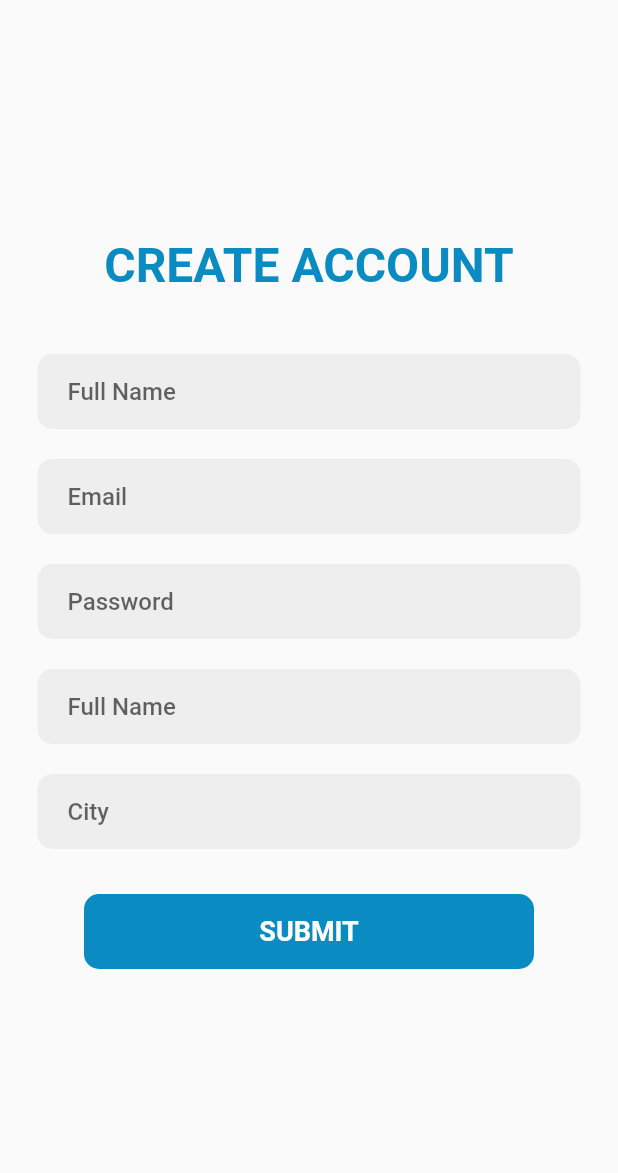
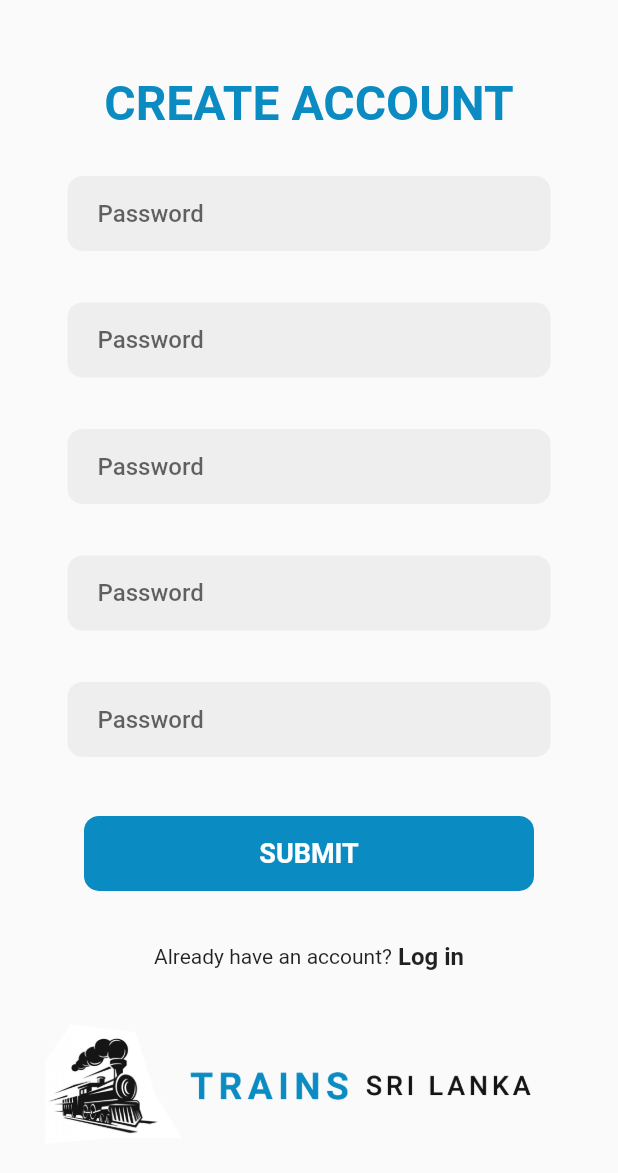
Before and after one commit to User-Experience-Design-SE3050-2021/se3050---uee-2021s2_reg_we_58, a Flutter app: the screen it shows after launch, after a tap on "SUBMIT", on a phone screen of 412 x 824 dp. Shown: the top 1173 px of the screen. Run offline on Flutter 3.47's test engine with Material 2 defaults, Android fonts, the phone set to English and light mode, and no system bars.

```diff
--- /dev/null
+++ b/train_srilanka/lib/Screens/UserAuth/Screens/Landing Screen/landing_page.dart
@@ -0,0 +1 @@
+// TODO Implement this library.
--- a/train_srilanka/lib/Screens/UserAuth/login.dart
+++ b/train_srilanka/lib/Screens/UserAuth/login.dart
@@ -1,11 +1,12 @@
 import 'package:flutter/material.dart';
 import 'package:train_srilanka/theme.dart';
 
-void main() {
-  runApp(LogInScreen());
-}
+import '../home_page.dart';
+import 'register.dart';
 
 class LogInScreen extends StatelessWidget {
+  const LogInScreen({Key? key}) : super(key: key);
+
   @override
   Widget build(BuildContext context) {
     return MaterialApp(
@@ -32,7 +33,6 @@ class LogInScreen extends StatelessWidget {
                   child: TextField(
                     decoration: InputDecoration(
                         border: InputBorder.none, hintText: 'Email'),
-                    style: subTitle,
                     keyboardType: TextInputType.emailAddress,
                     textInputAction: TextInputAction.next,
                   ),
@@ -62,34 +62,41 @@ class LogInScreen extends StatelessWidget {
             ),
             Container(
               height: 50,
-              width: 300.0,
+              width: 400,
               margin: EdgeInsets.symmetric(vertical: 10.0, horizontal: 25.0),
               decoration: BoxDecoration(
                   borderRadius: BorderRadius.circular(10),
                   color: textColorBlue),
               child: FlatButton(
-                onPressed: () {},
+                onPressed: () {
+                  Navigator.push(context,
+                      MaterialPageRoute(builder: (context) => RegScreen()));
+                },
                 child: Text(
                   'SUBMIT',
                   style: textButton,
                 ),
               ),
             ),
-            Card(
-                color: Colors.white,
-                margin: EdgeInsets.symmetric(vertical: 10.0, horizontal: 25.0),
-                child: ListTile(
-                  leading: Icon(
-                    Icons.email,
-                    color: Colors.blueGrey[900],
-                  ),
-                  title: Text('rikasrkf@gmail.com',
-                      style: TextStyle(
-                        color: Colors.blueGrey[900],
-                        fontFamily: 'SourceSansPro',
-                        fontSize: 20.0,
-                      )),
-                )),
+            Row(
+              mainAxisAlignment: MainAxisAlignment.center,
+              mainAxisSize: MainAxisSize.max,
+              children: <Widget>[
+                Text("New here ?"),
+                Text("Create a new account",
+                    style: TextStyle(
+                      fontWeight: FontWeight.w600,
+                      fontSize: 16,
+                    )),
+              ],
+            ),
+            // Flexible(
+            //   flex: 4,
+            //   child: Container(
+            //     color: Colors.orangeAccent,
+            //     // height: 20,
+            //   ),
+            // ),
             Container(
               height: 50,
               width: 300.0,
@@ -98,12 +105,22 @@ class LogInScreen extends StatelessWidget {
                   borderRadius: BorderRadius.circular(10),
                   color: textColorBlack),
               child: FlatButton(
-                onPressed: () {},
+                onPressed: () {
+                  Navigator.push(context,
+                      MaterialPageRoute(builder: (context) => Homepage()));
+                },
                 child: Text(
                   'CONTINUE AS A GUEST',
                   style: textButton,
                 ),
               ),
+            ),
+            Container(
+              margin: EdgeInsets.symmetric(vertical: 10.0, horizontal: 50.0),
+              height: MediaQuery.of(context).size.height / 10,
+              decoration: BoxDecoration(
+                  image:
+                      DecorationImage(image: AssetImage('Assets/footer.png'))),
             ),
           ],
         )),
--- a/train_srilanka/lib/Screens/UserAuth/register.dart
+++ b/train_srilanka/lib/Screens/UserAuth/register.dart
@@ -1,66 +1,38 @@
 import 'package:flutter/material.dart';
 import 'package:train_srilanka/theme.dart';
 
-void main() {
-  runApp(RegScreen());
-}
+import '../home_page.dart';
+import 'login.dart';
 
 class RegScreen extends StatelessWidget {
+  const RegScreen({Key? key}) : super(key: key);
+
   @override
   Widget build(BuildContext context) {
-    return MaterialApp(
-      home: Scaffold(
-        body: SafeArea(
-            child: Column(
-          mainAxisAlignment: MainAxisAlignment.center,
+    return Scaffold(
+      resizeToAvoidBottomInset: true,
+      body: SingleChildScrollView(
+          child: Container(
+        width: double.infinity,
+        height: MediaQuery.of(context).size.height,
+        padding: EdgeInsets.symmetric(horizontal: 30, vertical: 50),
+        child: Column(
+          mainAxisAlignment: MainAxisAlignment.spaceBetween,
+          crossAxisAlignment: CrossAxisAlignment.center,
           children: <Widget>[
-            Text(
-              'CREATE ACCOUNT',
-              style: titleText,
-            ),
-            SizedBox(height: 30.0),
-            Container(
-              margin: EdgeInsets.symmetric(vertical: 10.0, horizontal: 25.0),
-              height: 50,
-              decoration: BoxDecoration(
-                color: Colors.grey[200],
-                borderRadius: BorderRadius.circular(10),
-              ),
-              child: Center(
-                child: Padding(
-                  padding: const EdgeInsets.symmetric(horizontal: 20.0),
-                  child: TextField(
-                    decoration: InputDecoration(
-                        border: InputBorder.none, hintText: 'Full Name'),
-                    style: subTitle,
-                    keyboardType: TextInputType.emailAddress,
-                    textInputAction: TextInputAction.next,
-                  ),
-                ),
-              ),
+            Column(
+              children: <Widget>[
+                Text(
+                  "CREATE ACCOUNT",
+                  style: titleText,
+                )
+                // SizedBox(
+                //   height: 20,
+                // ),
+              ],
             ),
             Container(
-              margin: EdgeInsets.symmetric(vertical: 10.0, horizontal: 25.0),
-              height: 50,
-              decoration: BoxDecoration(
-                color: Colors.grey[200],
-                borderRadius: BorderRadius.circular(10),
-              ),
-              child: Center(
-                child: Padding(
-                  padding: const EdgeInsets.symmetric(horizontal: 20.0),
-                  child: TextField(
-                    decoration: InputDecoration(
-                        border: InputBorder.none, hintText: 'Email'),
-                    style: subTitle,
-                    keyboardType: TextInputType.emailAddress,
-                    textInputAction: TextInputAction.next,
-                  ),
-                ),
-              ),
-            ),
-            Container(
-              margin: EdgeInsets.symmetric(vertical: 10.0, horizontal: 25.0),
+              margin: EdgeInsets.symmetric(vertical: 5.0, horizontal: 15.0),
               height: 50,
               decoration: BoxDecoration(
                 color: Colors.grey[200],
@@ -81,7 +53,7 @@ class RegScreen extends StatelessWidget {
               ),
             ),
             Container(
-              margin: EdgeInsets.symmetric(vertical: 10.0, horizontal: 25.0),
+              margin: EdgeInsets.symmetric(vertical: 5.0, horizontal: 15.0),
               height: 50,
               decoration: BoxDecoration(
                 color: Colors.grey[200],
@@ -92,16 +64,17 @@ class RegScreen extends StatelessWidget {
                   padding: const EdgeInsets.symmetric(horizontal: 20.0),
                   child: TextField(
                     decoration: InputDecoration(
-                        border: InputBorder.none, hintText: 'Full Name'),
+                        border: InputBorder.none, hintText: 'Password'),
+                    obscureText: true,
                     style: subTitle,
-                    keyboardType: TextInputType.emailAddress,
+                    keyboardType: TextInputType.name,
                     textInputAction: TextInputAction.next,
                   ),
                 ),
               ),
             ),
             Container(
-              margin: EdgeInsets.symmetric(vertical: 10.0, horizontal: 25.0),
+              margin: EdgeInsets.symmetric(vertical: 5.0, horizontal: 15.0),
               height: 50,
               decoration: BoxDecoration(
                 color: Colors.grey[200],
@@ -112,9 +85,52 @@ class RegScreen extends StatelessWidget {
                   padding: const EdgeInsets.symmetric(horizontal: 20.0),
                   child: TextField(
                     decoration: InputDecoration(
-                        border: InputBorder.none, hintText: 'City'),
+                        border: InputBorder.none, hintText: 'Password'),
+                    obscureText: true,
                     style: subTitle,
-                    keyboardType: TextInputType.emailAddress,
+                    keyboardType: TextInputType.name,
+                    textInputAction: TextInputAction.next,
+                  ),
+                ),
+              ),
+            ),
+            Container(
+              margin: EdgeInsets.symmetric(vertical: 5.0, horizontal: 15.0),
+              height: 50,
+              decoration: BoxDecoration(
+                color: Colors.grey[200],
+                borderRadius: BorderRadius.circular(10),
+              ),
+              child: Center(
+                child: Padding(
+                  padding: const EdgeInsets.symmetric(horizontal: 20.0),
+                  child: TextField(
+                    decoration: InputDecoration(
+                        border: InputBorder.none, hintText: 'Password'),
+                    obscureText: true,
+                    style: subTitle,
+                    keyboardType: TextInputType.name,
+                    textInputAction: TextInputAction.next,
+                  ),
+                ),
+              ),
+            ),
+            Container(
+              margin: EdgeInsets.symmetric(vertical: 5.0, horizontal: 15.0),
+              height: 50,
+              decoration: BoxDecoration(
+                color: Colors.grey[200],
+                borderRadius: BorderRadius.circular(10),
+              ),
+              child: Center(
+                child: Padding(
+                  padding: const EdgeInsets.symmetric(horizontal: 20.0),
+                  child: TextField(
+                    decoration: InputDecoration(
+                        border: InputBorder.none, hintText: 'Password'),
+                    obscureText: true,
+                    style: subTitle,
+                    keyboardType: TextInputType.name,
                     textInputAction: TextInputAction.next,
                   ),
                 ),
@@ -123,21 +139,43 @@ class RegScreen extends StatelessWidget {
             Container(
               height: 50,
               width: 300.0,
-              margin: EdgeInsets.symmetric(vertical: 20.0, horizontal: 25.0),
+              margin: EdgeInsets.symmetric(vertical: 10.0, horizontal: 25.0),
               decoration: BoxDecoration(
                   borderRadius: BorderRadius.circular(10),
                   color: textColorBlue),
               child: FlatButton(
-                onPressed: () {},
+                onPressed: () {
+                  Navigator.push(context,
+                      MaterialPageRoute(builder: (context) => Homepage()));
+                },
                 child: Text(
                   'SUBMIT',
                   style: textButton,
                 ),
               ),
             ),
+            Row(
+              mainAxisAlignment: MainAxisAlignment.center,
+              mainAxisSize: MainAxisSize.max,
+              children: <Widget>[
+                Text("Already have an account?"),
+                Text(" Log in",
+                    style: TextStyle(
+                      fontWeight: FontWeight.w600,
+                      fontSize: 16,
+                    )),
+              ],
+            ),
+            Container(
+              margin: EdgeInsets.symmetric(vertical: 10.0, horizontal: 0),
+              height: MediaQuery.of(context).size.height / 10,
+              decoration: BoxDecoration(
+                  image:
+                      DecorationImage(image: AssetImage('Assets/footer.png'))),
+            ),
           ],
-        )),
-      ),
+        ),
+      )),
     );
   }
 }
--- a/train_srilanka/lib/main.dart
+++ b/train_srilanka/lib/main.dart
@@ -21,6 +21,6 @@ class MyApp extends StatelessWidget {
         // home: LandingPage(
         //   title: 'Train Sri Lanka',
         // ));
-        home: RegScreen());
+        home: LogInScreen());
   }
 }
--- a/train_srilanka/lib/theme.dart
+++ b/train_srilanka/lib/theme.dart
@@ -15,6 +15,12 @@ const kDefaultPadding = EdgeInsets.symmetric(horizontal: 30);
 TextStyle titleText =
     TextStyle(color: textColorBlue, fontSize: 32, fontWeight: FontWeight.w700);
 
+TextStyle NText = TextStyle(
+  color: textColorBlue,
+  fontSize: 26,
+  fontWeight: FontWeight.w700,
+);
+
 TextStyle subTitle =
     TextStyle(color: textColorBlack, fontSize: 16, fontWeight: FontWeight.w500);
 
--- a/train_srilanka/pubspec.yaml
+++ b/train_srilanka/pubspec.yaml
@@ -30,6 +30,8 @@ flutter:
 
   assets:
     - Assets/Train.png
+    - Assets/Tf.png
+    - Assets/footer.png
 
   fonts:
     - family: Poppins
```
Also changed, not shown: train_srilanka/lib/Screens/home_page.dart (added, +152 -0 lines), train_srilanka/lib/Screens/test.dart (added, +249 -0 lines).
